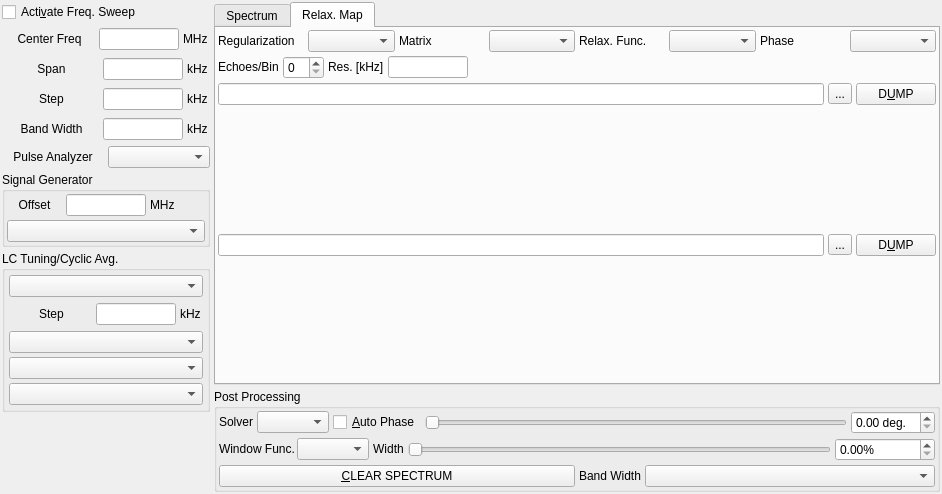
Qt form modules/nmr/nmrfspectrumform.ui (northriv/KAME) before a commit.
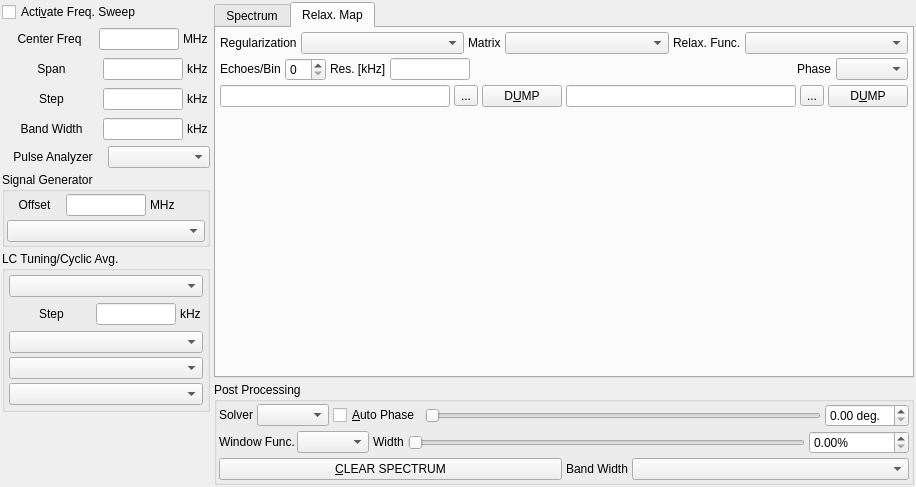
The same form after that commit. The open tabs and pages were chosen to show the change. Custom widgets are drawn as their Qt base class.

What changed in the file:
```diff
--- a/modules/nmr/nmrfspectrumform.ui
+++ b/modules/nmr/nmrfspectrumform.ui
@@ -6,7 +6,7 @@
    <rect>
     <x>0</x>
     <y>0</y>
-    <width>942</width>
+    <width>916</width>
     <height>487</height>
    </rect>
   </property>
@@ -600,25 +600,23 @@
          </attribute>
          <layout class="QVBoxLayout" name="verticalLayoutRelaxMap">
           <property name="leftMargin">
-           <number>2</number>
+           <number>4</number>
           </property>
           <property name="topMargin">
-           <number>2</number>
+           <number>4</number>
           </property>
           <property name="rightMargin">
-           <number>2</number>
+           <number>4</number>
           </property>
           <property name="bottomMargin">
-           <number>2</number>
+           <number>4</number>
           </property>
-          <item>
-           <layout class="QVBoxLayout" name="verticalLayoutRelaxMapCtl">
             <item>
              <layout class="QHBoxLayout" name="horizontalLayoutRelaxMap">
               <item>
                <widget class="QLabel" name="textLabelMapMode">
                 <property name="sizePolicy">
-                 <sizepolicy hsizetype="Preferred" vsizetype="Fixed">
+               <sizepolicy hsizetype="Fixed" vsizetype="Fixed">
                   <horstretch>0</horstretch>
                   <verstretch>0</verstretch>
                  </sizepolicy>
@@ -634,7 +632,7 @@
               <item>
                <widget class="QLabel" name="textLabelMapMatrix">
                 <property name="sizePolicy">
-                 <sizepolicy hsizetype="Preferred" vsizetype="Fixed">
+               <sizepolicy hsizetype="Fixed" vsizetype="Fixed">
                   <horstretch>0</horstretch>
                   <verstretch>0</verstretch>
                  </sizepolicy>
@@ -650,7 +648,7 @@
               <item>
                <widget class="QLabel" name="textLabelMapRelaxFunc">
                 <property name="sizePolicy">
-                 <sizepolicy hsizetype="Preferred" vsizetype="Fixed">
+               <sizepolicy hsizetype="Fixed" vsizetype="Fixed">
                   <horstretch>0</horstretch>
                   <verstretch>0</verstretch>
                  </sizepolicy>
@@ -663,30 +661,14 @@
               <item>
                <widget class="QComboBox" name="m_cmbMapRelaxFunc"/>
               </item>
-              <item>
-               <widget class="QLabel" name="textLabelMapPhase">
-                <property name="sizePolicy">
-                 <sizepolicy hsizetype="Preferred" vsizetype="Fixed">
-                  <horstretch>0</horstretch>
-                  <verstretch>0</verstretch>
-                 </sizepolicy>
-                </property>
-                <property name="text">
-                 <string>Phase</string>
-                </property>
-               </widget>
-              </item>
-              <item>
-               <widget class="QComboBox" name="m_cmbMapPhase"/>
-              </item>
              </layout>
             </item>
             <item>
-             <layout class="QHBoxLayout" name="horizontalLayoutRelaxMap2">
+           <layout class="QHBoxLayout" name="horizontalLayout_9">
               <item>
                <widget class="QLabel" name="textLabelMapEchoesPerBin">
                 <property name="sizePolicy">
-                 <sizepolicy hsizetype="Preferred" vsizetype="Fixed">
+               <sizepolicy hsizetype="Fixed" vsizetype="Fixed">
                   <horstretch>0</horstretch>
                   <verstretch>0</verstretch>
                  </sizepolicy>
@@ -702,7 +684,7 @@
               <item>
                <widget class="QLabel" name="textLabelMapFreqRes">
                 <property name="sizePolicy">
-                 <sizepolicy hsizetype="Preferred" vsizetype="Fixed">
+               <sizepolicy hsizetype="Fixed" vsizetype="Fixed">
                   <horstretch>0</horstretch>
                   <verstretch>0</verstretch>
                  </sizepolicy>
@@ -735,10 +717,28 @@
                 </property>
                </spacer>
               </item>
-             </layout>
+            <item>
+             <widget class="QLabel" name="textLabelMapPhase">
+              <property name="sizePolicy">
+               <sizepolicy hsizetype="Fixed" vsizetype="Fixed">
+                <horstretch>0</horstretch>
+                <verstretch>0</verstretch>
+               </sizepolicy>
+              </property>
+              <property name="text">
+               <string>Phase</string>
+              </property>
+             </widget>
             </item>
+            <item>
+             <widget class="QComboBox" name="m_cmbMapPhase"/>
+            </item>
            </layout>
           </item>
+          <item>
+           <layout class="QHBoxLayout" name="horizontalLayout_8">
+            <item>
+             <layout class="QVBoxLayout" name="verticalLayout_5">
           <item>
            <layout class="QHBoxLayout" name="layout_m_edMapCurvesDump">
             <item>
@@ -779,6 +779,10 @@
             </property>
            </widget>
           </item>
+             </layout>
+            </item>
+            <item>
+             <layout class="QVBoxLayout" name="verticalLayout_6">
           <item>
            <layout class="QHBoxLayout" name="layout_m_edRelaxMapDump">
             <item>
@@ -820,6 +824,10 @@
            </widget>
           </item>
          </layout>
+            </item>
+           </layout>
+          </item>
+         </layout>
         </widget>
        </widget>
       </item>
```
Left out of the diff: 35 changed lines with no effect on the pictures. Lines whose indentation alone changed are shown as unchanged.
